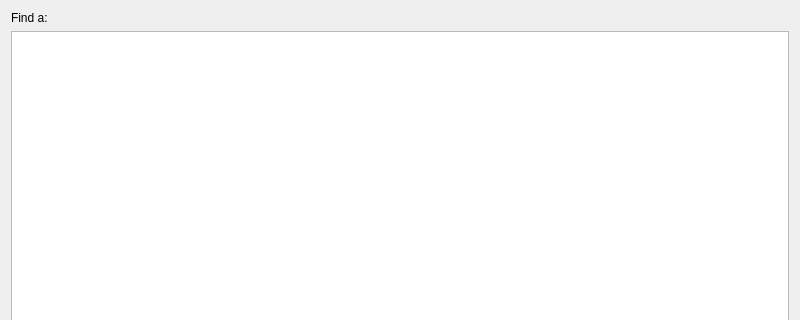
Above: mainwindow.ui from andrewreeman/staffGames before the change; both pictures show x 0 to 800 and y 0 to 320 of the 800 by 480 pixel window. Below: the same form after it.
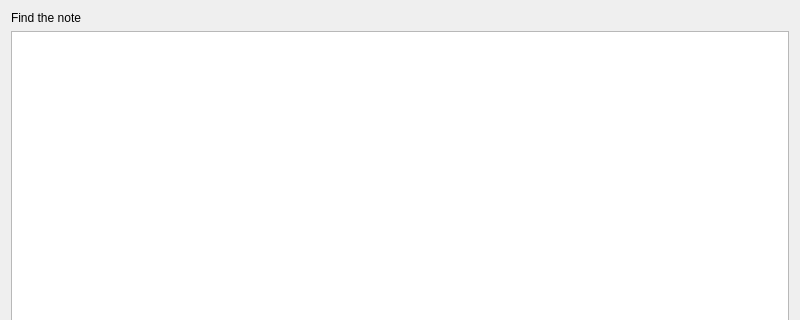
That is the form after the change.

Commit message: Fixed. With highlights. Next more ui work and add sounds

```diff
--- a/mainwindow.ui
+++ b/mainwindow.ui
@@ -18,7 +18,7 @@
     <item row="0" column="0">
      <widget class="QLabel" name="guiChallenge">
       <property name="text">
-       <string>Find a: </string>
+       <string>Find the note  </string>
       </property>
      </widget>
     </item>
```
The commit also changes 4 other files.
